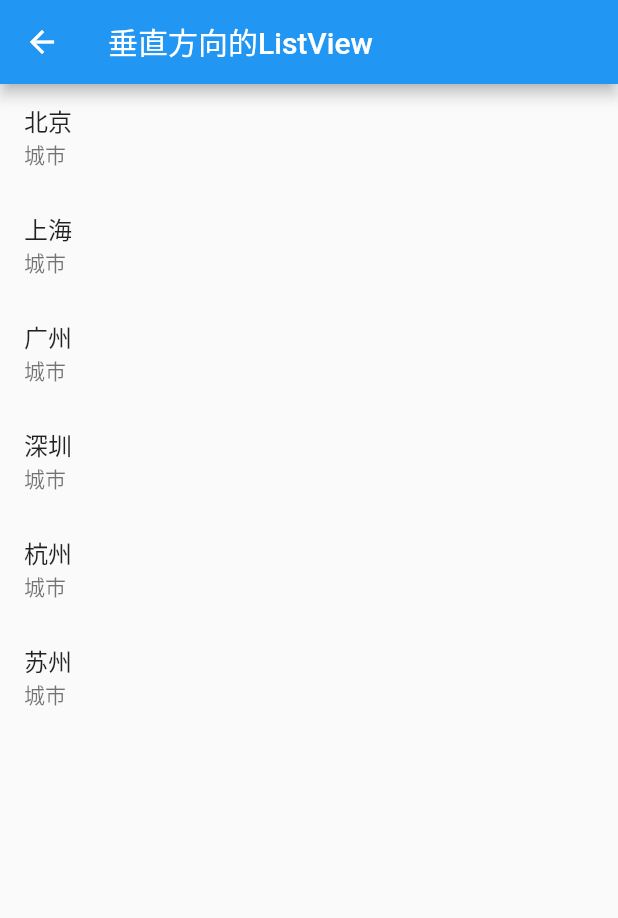
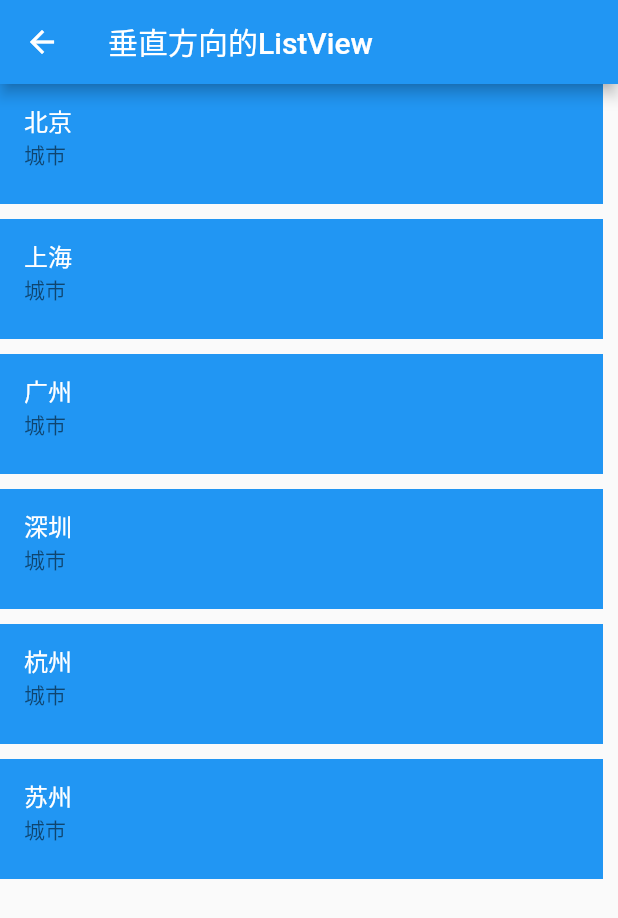
Before and after one commit to liuweicom/flutter_demo, a Flutter app: the ListViewPage screen opened by its route, on a phone screen of 412 x 824 dp. Shown: the top 918 px of the screen. Run offline on Flutter 3.47's test engine with Material 2 defaults, Android fonts, the phone set to English and light mode, and no system bars; our stand-ins replace flutter_swiper, image_picker, permission_handler, shared_preferences, transparent_image; missing offline and left inert: flutter_webview_plugin; accounts and stored records are empty; network calls fail.

Commit message:
代码修复

```diff
--- a/lib/component/listView/gridView_page.dart
+++ b/lib/component/listView/gridView_page.dart
@@ -25,7 +25,7 @@ class _GradeViewPageState extends State<GradeViewPage> {
         crossAxisSpacing: 10,
         mainAxisSpacing: 20.0,
         padding: EdgeInsets.all(10),
-        crossAxisCount: 2,
+        crossAxisCount: 3,
         children: _getItem(_listCity),
       )
     );
--- a/lib/component/listView/listView_page.dart
+++ b/lib/component/listView/listView_page.dart
@@ -24,6 +24,7 @@ class _ListViewPageState extends State<ListViewPage> {
       body: Center(
         child: Container(
           child: ListView(
+//            scrollDirection: Axis.horizontal,
             children: (_listCity.map((city){return _getItem(city);})).toList(),
           ),
           ),
@@ -33,9 +34,15 @@ class _ListViewPageState extends State<ListViewPage> {
 
   Widget _getItem(String city) {
     print(city);
-    return ListTile(
-      title: Text(city),
-      subtitle: Text("城市")
+    return Container(
+//      width: 50,
+      height: 80,
+      margin: EdgeInsets.only(right: 10,bottom: 10),
+      decoration: BoxDecoration(color: Colors.blue),
+      child: ListTile(
+          title: Text(city,style: TextStyle(color: Colors.white),),
+          subtitle: Text("城市")
+      ),
     );
   }
 }
--- a/lib/main.dart
+++ b/lib/main.dart
@@ -80,6 +80,7 @@ class _MyHomePageState extends State<MyHomePage> {
     // than having to individually change instances of widgets.
     return Scaffold(
       appBar: AppBar(
+        leading: Icon(Icons.add),
         // Here we take the value from the MyHomePage object that was created by
         // the App.build method, and use it to set our appbar title.
         title: Text(widget.title),
```
Also changed, not shown: lib/component/http_page/http_fetureBuilder_page.dart (+28 -25 lines), lib/dart_base/PhotoPage.dart (+8 -8 lines), lib/dart_base/flutter_layout_page.dart (+13 -6 lines), lib/dart_base/fullWidget.dart (+13 -22 lines).
